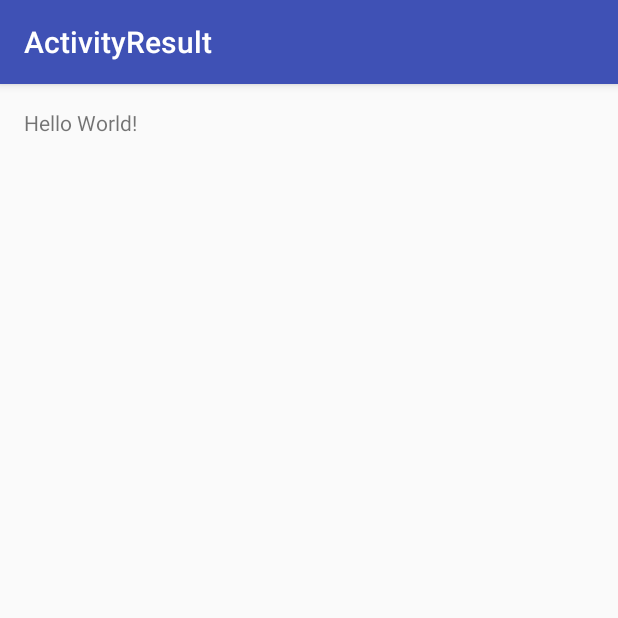
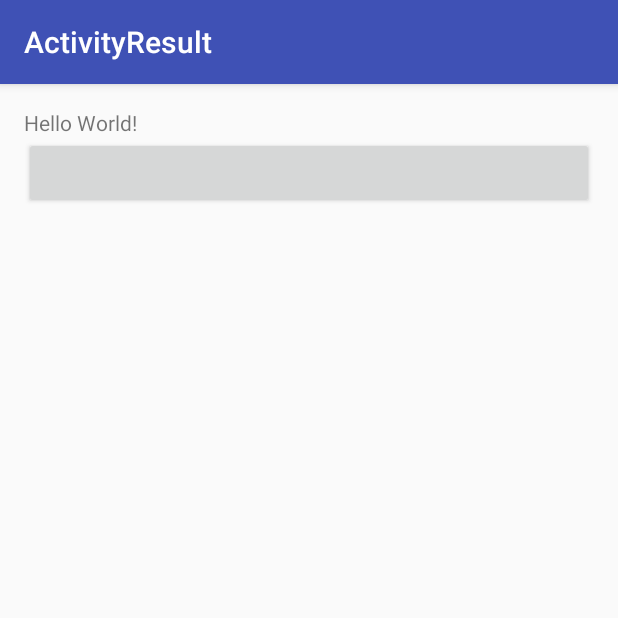
Before and after one commit to karlesbelanger/w5d3-contact-phone-number, an Android app: the screen it shows after launch (MainActivity), on a phone screen of 412 x 824 dp, the top half of it. Run offline under Robolectric (Android 15) with nearby library versions, the phone set to English and light mode, and no system bars.

Commit message:
Add doMagic button

```diff
--- a/app/src/main/java/com/example/activityresult/MainActivity.java
+++ b/app/src/main/java/com/example/activityresult/MainActivity.java
@@ -1,13 +1,26 @@
 package com.example.activityresult;
 
+import android.content.Intent;
+import android.database.Cursor;
+import android.net.Uri;
+import android.provider.ContactsContract;
 import android.support.v7.app.AppCompatActivity;
 import android.os.Bundle;
+import android.util.Log;
+import android.view.View;
 
 public class MainActivity extends AppCompatActivity {
+
+    private static final int PICK_CONTACT_REQUEST = 10;
+    private static final String TAG = "MainActivityTAG_";
 
     @Override
     protected void onCreate(Bundle savedInstanceState) {
         super.onCreate(savedInstanceState);
         setContentView(R.layout.activity_main);
     }
+
+    public void doMagic(View view) {
+
+    }
 }
--- a/app/src/main/res/layout/activity_main.xml
+++ b/app/src/main/res/layout/activity_main.xml
@@ -1,8 +1,9 @@
 <?xml version="1.0" encoding="utf-8"?>
-<RelativeLayout xmlns:android="http://schemas.android.com/apk/res/android"
+<LinearLayout xmlns:android="http://schemas.android.com/apk/res/android"
     xmlns:tools="http://schemas.android.com/tools"
     android:layout_width="match_parent"
     android:layout_height="match_parent"
+    android:orientation="vertical"
     android:paddingBottom="@dimen/activity_vertical_margin"
     android:paddingLeft="@dimen/activity_horizontal_margin"
     android:paddingRight="@dimen/activity_horizontal_margin"
@@ -13,4 +14,9 @@
         android:layout_width="wrap_content"
         android:layout_height="wrap_content"
         android:text="Hello World!" />
-</RelativeLayout>
+
+    <Button
+        android:layout_width="match_parent"
+        android:layout_height="wrap_content"
+        android:onClick="doMagic" />
+</LinearLayout>
```
